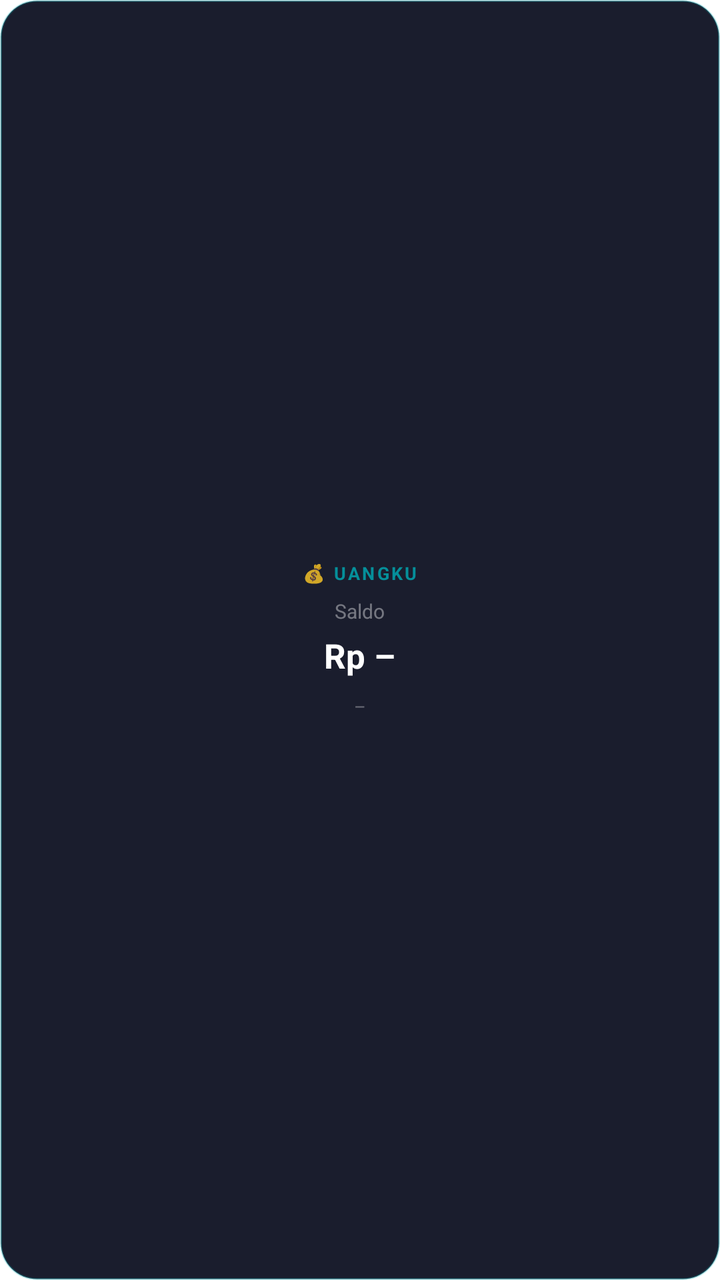
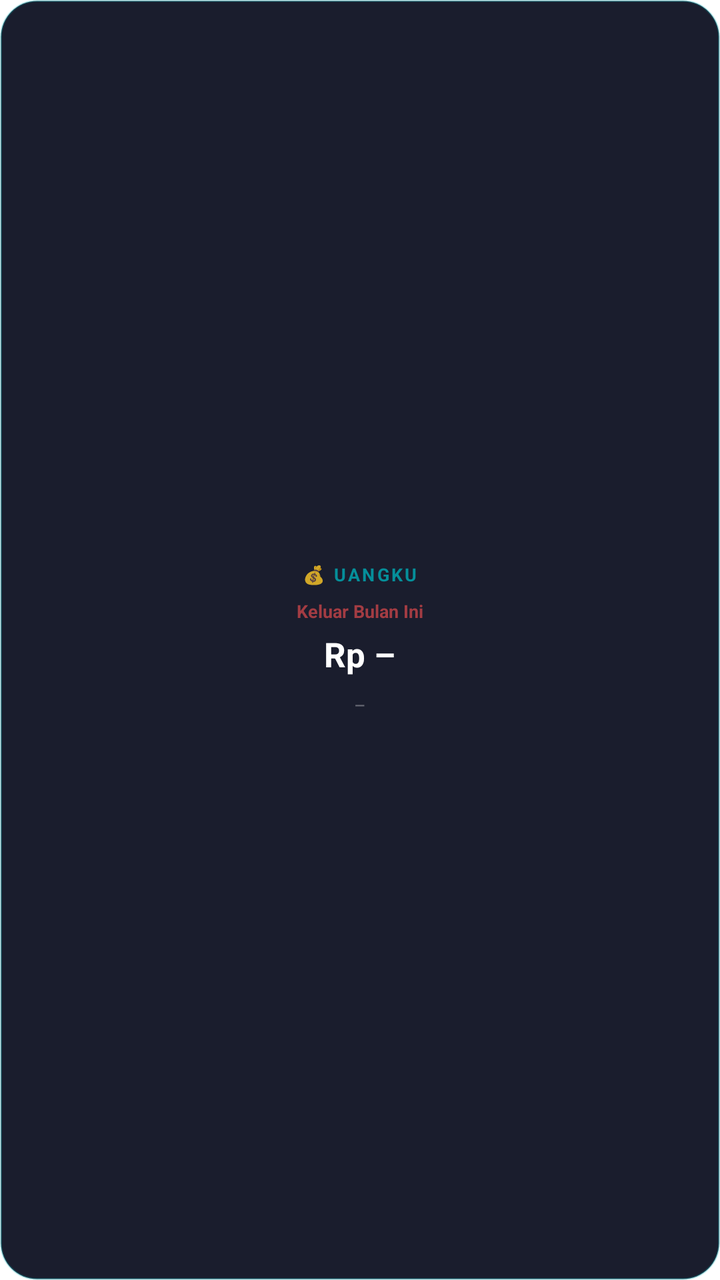

Two renders of the same Android screen: before a commit and after it. Below are the layout's source before the change and the commit's diff.
<!-- AndroidManifest.xml: fallback theme Theme.MaterialComponents.DayNight.NoActionBar -->
<!-- res/layout/uangku_widget_small.xml -->
<?xml version="1.0" encoding="utf-8"?>
<LinearLayout xmlns:android="http://schemas.android.com/apk/res/android"
    android:id="@+id/widget_root"
    android:layout_width="match_parent"
    android:layout_height="match_parent"
    android:background="@drawable/widget_background_small"
    android:orientation="vertical"
    android:padding="14dp"
    android:gravity="center">

    
    <TextView
        android:layout_width="wrap_content"
        android:layout_height="wrap_content"
        android:text="💰 UANGKU"
        android:textColor="#CC00ADB5"
        android:textSize="9sp"
        android:textStyle="bold"
        android:letterSpacing="0.12"
        android:layout_marginBottom="6dp" />

    
    <TextView
        android:layout_width="wrap_content"
        android:layout_height="wrap_content"
        android:text="Saldo"
        android:textColor="#66FFFFFF"
        android:textSize="10sp"
        android:layout_marginBottom="4dp" />

    
    <TextView
        android:id="@+id/widget_balance"
        android:layout_width="wrap_content"
        android:layout_height="wrap_content"
        android:text="Rp –"
        android:textColor="#FFFFFFFF"
        android:textSize="17sp"
        android:textStyle="bold"
        android:gravity="center"
        android:layout_marginBottom="8dp" />

    
    <TextView
        android:id="@+id/widget_last_updated"
        android:layout_width="wrap_content"
        android:layout_height="wrap_content"
        android:text="–"
        android:textColor="#55FFFFFF"
        android:textSize="9sp"
        android:gravity="center" />

</LinearLayout>
<!-- resources referenced by this layout -->
<resources>
  <!-- drawable widget_background_small (drawable) -->
  <?xml version="1.0" encoding="utf-8"?>
  <shape xmlns:android="http://schemas.android.com/apk/res/android"
      android:shape="rectangle">
      <solid android:color="#F20E1122" />
      <corners android:radius="18dp" />
      <stroke
          android:width="1dp"
          android:color="#4400ADB5" />
  </shape>
</resources>

<!-- the commit's change to res/layout/uangku_widget_small.xml (unified diff, before → after) -->
@@ -23,9 +23,10 @@
     <TextView
         android:layout_width="wrap_content"
         android:layout_height="wrap_content"
-        android:text="Saldo"
-        android:textColor="#66FFFFFF"
-        android:textSize="10sp"
+        android:text="Keluar Bulan Ini"
+        android:textColor="#99FF5252"
+        android:textSize="9sp"
+        android:textStyle="bold"
         android:layout_marginBottom="4dp" />
 
     
